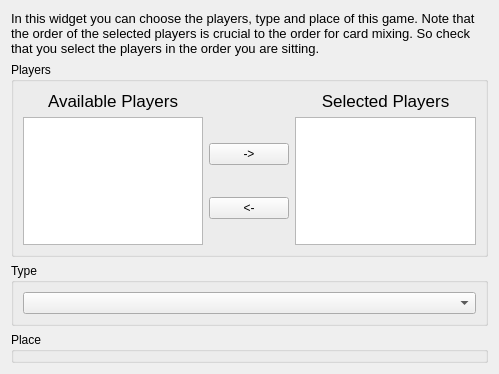
Above: src/Gui/Wizards/NewGame/livegamegeneraloptionswidget.ui from lbproductions/ProjectStats before the change. Below: the same form after it.
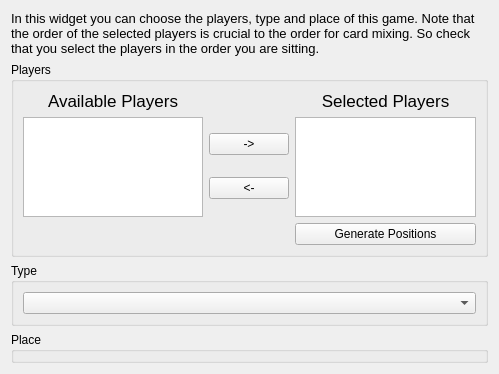
That is the form after the change.

Patch:
```diff
--- a/src/Gui/Wizards/NewGame/livegamegeneraloptionswidget.ui
+++ b/src/Gui/Wizards/NewGame/livegamegeneraloptionswidget.ui
@@ -97,6 +97,13 @@
         </property>
        </widget>
       </item>
+      <item row="2" column="2">
+       <widget class="QPushButton" name="pushButtonGeneratePositions">
+        <property name="text">
+         <string>Generate Positions</string>
+        </property>
+       </widget>
+      </item>
      </layout>
     </widget>
    </item>
```
